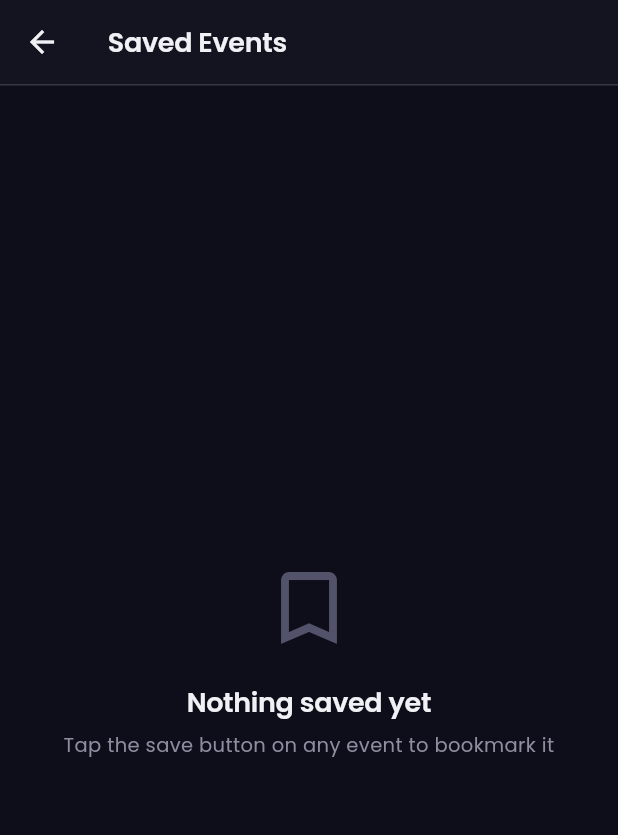
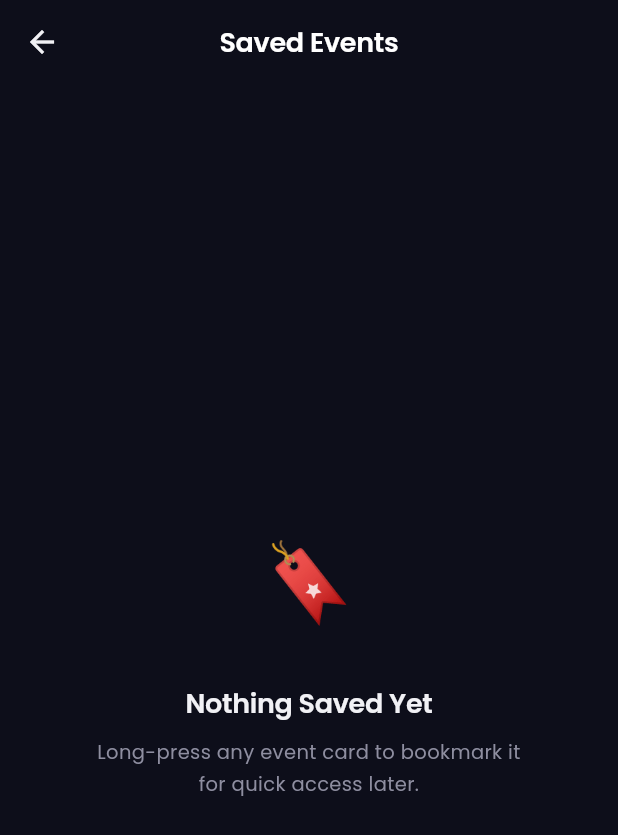
Before and after one commit to TonyUIUX/eventapp, a Flutter app: the SavedScreen screen opened directly, on a phone screen of 412 x 824 dp. Shown: the top 835 px of the screen. Run offline on Flutter 3.47's test engine with Material 3 defaults, Android fonts, the phone set to English and light mode, and no system bars; our stand-ins replace app_links, cached_network_image, cloud_firestore, connectivity_plus, firebase_analytics, firebase_auth and 14 more; missing offline and left inert: razorpay_flutter; accounts and stored records are empty.

Commit message:
Phase 2 UX: Dark theme sweep, proper empty/error states, SlideUpFadeRoute, staggered list, mounted checks

```diff
--- a/lib/screens/saved/saved_screen.dart
+++ b/lib/screens/saved/saved_screen.dart
@@ -1,12 +1,17 @@
 import 'package:flutter/material.dart';
 import 'package:flutter_riverpod/flutter_riverpod.dart';
 import '../../providers/saved_events_provider.dart';
+import '../../providers/events_provider.dart';
 import '../../core/constants/app_colors.dart';
 import '../../core/constants/app_text_styles.dart';
-import '../../core/constants/app_constants.dart';
+import '../../core/constants/app_spacing.dart';
+import '../../core/widgets/staggered_list.dart';
+import '../../core/widgets/gradient_button.dart';
 import '../home/widgets/event_card.dart';
 
-// Shows the user's saved/bookmarked events
+// lib/screens/saved/saved_screen.dart
+// Dark glassmorphism Saved Screen — KochiGo v3.1
+
 class SavedScreen extends ConsumerWidget {
   const SavedScreen({super.key});
 
@@ -15,29 +20,44 @@ class SavedScreen extends ConsumerWidget {
     final savedAsync = ref.watch(savedEventsProvider);
 
     return Scaffold(
-      backgroundColor: AppColors.background,
+      backgroundColor: AppColors.backgroundBase,
       appBar: AppBar(
-        title: const Text('Saved Events'),
-        backgroundColor: AppColors.surface,
+        backgroundColor: Colors.transparent,
         elevation: 0,
-        bottom: PreferredSize(
-          preferredSize: const Size.fromHeight(1),
-          child: Container(height: 1, color: AppColors.border),
+        scrolledUnderElevation: 0,
+        centerTitle: true,
+        title: Text(
+          'Saved Events',
+          style: AppTextStyles.heading2.copyWith(color: Colors.white),
         ),
       ),
       body: savedAsync.when(
         data: (events) => events.isEmpty
             ? const _EmptySaved()
-            : ListView.builder(
-                itemCount: events.length,
-                itemBuilder: (context, index) {
-                  final event = events[index];
-                  return EventCard(event: event);
-                },
+            : CustomScrollView(
+                physics: const BouncingScrollPhysics(),
+                slivers: [
+                  SliverPadding(
+                    padding: const EdgeInsets.symmetric(vertical: AppSpacing.md),
+                    sliver: SliverList(
+                      delegate: SliverChildBuilderDelegate(
+                        (context, index) => StaggeredListItem(
+                          index: index,
+                          maxStagger: 6,
+                          child: EventCard(event: events[index]),
                         ),
-        loading: () => const Center(child: CircularProgressIndicator(color: AppColors.brandCoral)),
-        error: (e, _) => const Center(
-          child: Text('Something went wrong', style: AppTextStyles.bodySecondary),
+                        childCount: events.length,
+                      ),
+                    ),
+                  ),
+                  const SliverToBoxAdapter(child: SizedBox(height: AppSpacing.xxl)),
+                ],
+              ),
+        loading: () => const Center(
+          child: CircularProgressIndicator(color: AppColors.brandCoral),
+        ),
+        error: (e, _) => _ErrorState(
+          onRetry: () => ref.invalidate(eventsProvider),
         ),
       ),
     );
@@ -49,21 +69,58 @@ class _EmptySaved extends StatelessWidget {
 
   @override
   Widget build(BuildContext context) {
-    return const Center(
+    return Center(
+      child: Padding(
+        padding: const EdgeInsets.all(AppSpacing.xxl),
         child: Column(
           mainAxisAlignment: MainAxisAlignment.center,
           children: [
-          Icon(Icons.bookmark_outline, size: 64, color: AppColors.textTertiary),
-          SizedBox(height: AppSpacing.md),
-          Text('Nothing saved yet', style: AppTextStyles.heading2),
-          SizedBox(height: AppSpacing.xs),
+            const Text('🔖', style: TextStyle(fontSize: 52)),
+            const SizedBox(height: AppSpacing.lg),
+            const Text(
+              'Nothing Saved Yet',
+              style: AppTextStyles.heading2,
+              textAlign: TextAlign.center,
+            ),
+            const SizedBox(height: AppSpacing.sm),
             Text(
-            'Tap the save button on any event to bookmark it',
-            style: AppTextStyles.bodySecondary,
+              'Long-press any event card to bookmark it\nfor quick access later.',
+              style: AppTextStyles.body.copyWith(color: AppColors.textSecondary),
               textAlign: TextAlign.center,
             ),
           ],
         ),
+      ),
     );
   }
 }
+
+class _ErrorState extends StatelessWidget {
+  final VoidCallback onRetry;
+  const _ErrorState({required this.onRetry});
+
+  @override
+  Widget build(BuildContext context) {
+    return Center(
+      child: Padding(
+        padding: const EdgeInsets.all(AppSpacing.xxl),
+        child: Column(
+          mainAxisAlignment: MainAxisAlignment.center,
+          children: [
+            const Text('😵', style: TextStyle(fontSize: 52)),
+            const SizedBox(height: AppSpacing.lg),
+            const Text('Something Went Wrong', style: AppTextStyles.heading2),
+            const SizedBox(height: AppSpacing.sm),
+            Text(
+              'We couldn\'t load your saved events.\nCheck your connection and try again.',
+              style: AppTextStyles.body.copyWith(color: AppColors.textSecondary),
+              textAlign: TextAlign.center,
+            ),
+            const SizedBox(height: AppSpacing.xl),
+            GradientButton(label: 'Try Again', onTap: onRetry, height: 48),
+          ],
+        ),
+      ),
+    );
+  }
+}
```
Also changed, not shown: lib/screens/notifications/notifications_screen.dart (+42 -7 lines), lib/screens/profile/profile_screen.dart (+22 -4 lines), lib/screens/search/search_screen.dart (+24 -1 lines). Lines whose indentation alone changed are shown as unchanged.
